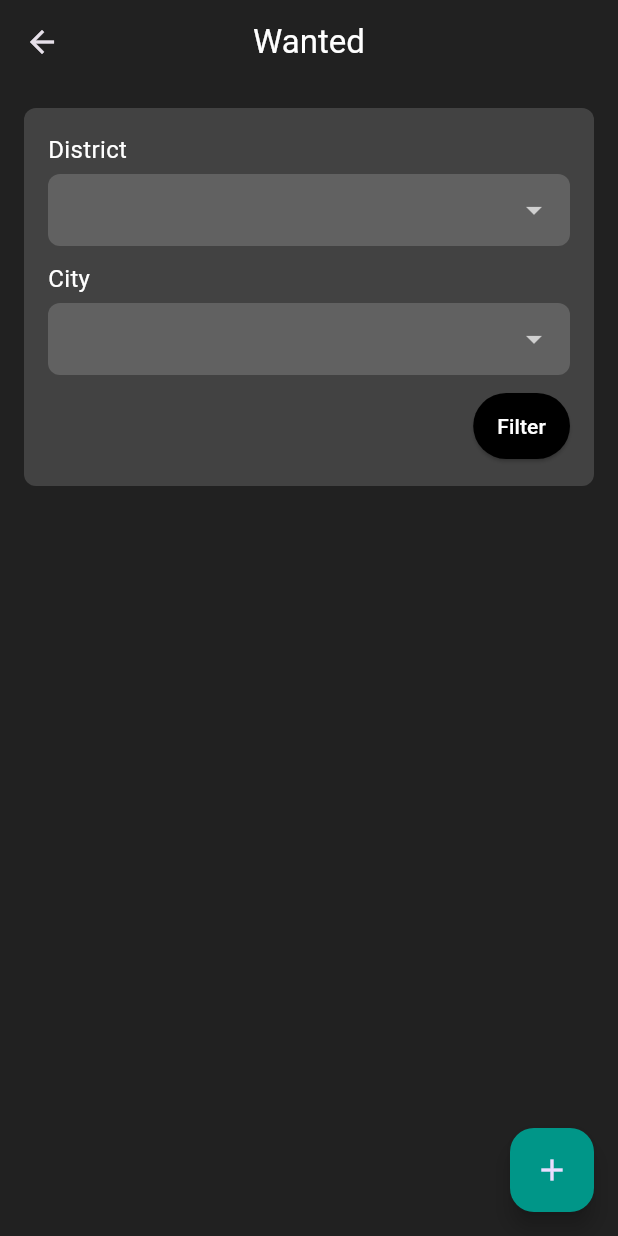
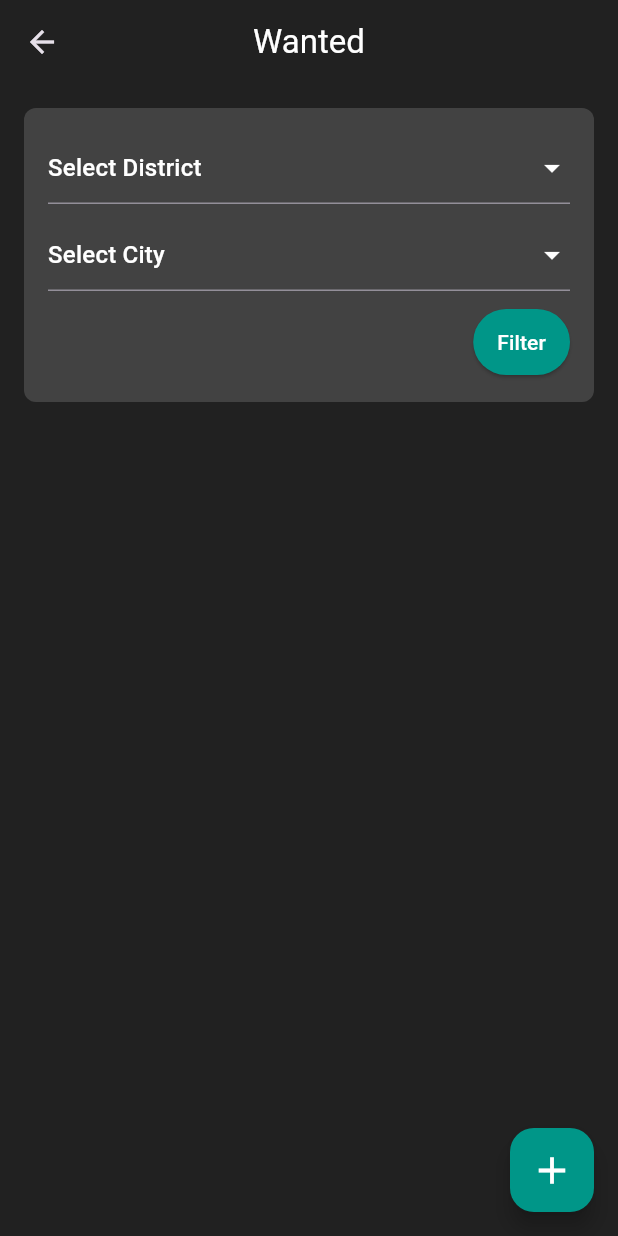
Before and after one commit to Joshuarupasinghe/bio_boost, a Flutter app: the WantedCompanyPage screen opened directly, on a phone screen of 412 x 824 dp. Run offline on Flutter 3.47's test engine with Material 3 defaults, Android fonts, the phone set to English and light mode, and no system bars; our stand-ins replace cloud_firestore, firebase_auth, firebase_core, fluttertoast, image_picker; accounts and stored records are empty.

Commit message:
finished-wanted_company page backend

```diff
--- a/lib/screens/wanted_company.dart
+++ b/lib/screens/wanted_company.dart
@@ -13,6 +13,17 @@ class _WantedCompanyPageState extends State<WantedCompanyPage> {
   final ServiceRequestService _serviceRequestService = ServiceRequestService();
   List<Map<String, dynamic>> _serviceRequests = [];
   bool _isLoading = true;
+
+  // District and City filter data
+  final Map<String, List<String>> districtCities = {
+    "Colombo": ["Colombo", "Dehiwala-Mount Lavinia", "Sri Jayawardenepura Kotte"],
+    "Gampaha": ["Negombo", "Gampaha", "Ja-Ela"],
+    "Kandy": ["Kandy", "Katugastota", "Peradeniya"],
+    "Galle": ["Elpitiya"],
+  };
+
+  String? selectedDistrict;
+  String? selectedCity;
 
   @override
   void initState() {
@@ -31,7 +42,6 @@ class _WantedCompanyPageState extends State<WantedCompanyPage> {
       setState(() {
         _isLoading = false;
       });
-      // Handle error (e.g., show a snackbar)
       ScaffoldMessenger.of(context).showSnackBar(
         SnackBar(content: Text('Failed to load service requests: $e')),
       );
@@ -59,18 +69,36 @@ class _WantedCompanyPageState extends State<WantedCompanyPage> {
           );
         },
         backgroundColor: Colors.teal,
-        child: Icon(Icons.add),
+        child: Icon(Icons.add, color: Colors.white, size: 30),
       ),
-      body:
-          _isLoading
+      body: _isLoading
           ? const Center(child: CircularProgressIndicator())
           : Padding(
               padding: const EdgeInsets.all(16.0),
               child: Column(
                 crossAxisAlignment: CrossAxisAlignment.center,
                 children: [
+                  _buildFilters(),
+                  const SizedBox(height: 20),
+
+                  Expanded(
+                    child: ListView.builder(
+                      itemCount: _filteredServiceRequests().length,
+                      itemBuilder: (context, index) {
+                        return _buildWantedCard(
+                            _filteredServiceRequests()[index]);
+                      },
+                    ),
+                  ),
+                ],
+              ),
+            ),
+    );
+  }
+
   // Filter Section
-                    Container(
+  Widget _buildFilters() {
+    return Container(
       padding: const EdgeInsets.all(16),
       decoration: BoxDecoration(
         color: Colors.grey[800],
@@ -78,18 +106,19 @@ class _WantedCompanyPageState extends State<WantedCompanyPage> {
       ),
       child: Column(
         children: [
-                          _buildDropdown("District"),
+          _buildDistrictDropdown(),
           const SizedBox(height: 10),
-                          _buildDropdown("City"),
+          _buildCityDropdown(),
           const SizedBox(height: 10),
           Align(
             alignment: Alignment.centerRight,
             child: ElevatedButton(
               onPressed: () {
-                                // Add filter logic here
+                setState(() {
+                });
               },
               style: ElevatedButton.styleFrom(
-                                backgroundColor: Colors.black,
+                backgroundColor: Colors.teal,
                 padding: const EdgeInsets.symmetric(
                   horizontal: 16,
                   vertical: 12,
@@ -103,92 +132,99 @@ class _WantedCompanyPageState extends State<WantedCompanyPage> {
           ),
         ],
       ),
-                    ),
-                    const SizedBox(height: 20),
-
-                    // List of Wanted Items
-                    Expanded(
-                      child: ListView.builder(
-                        itemCount: _serviceRequests.length,
-                        itemBuilder: (context, index) {
-                          return _buildWantedCard(_serviceRequests[index]);
-                        },
-                      ),
-                    ),
-                  ],
-                ),
-              ),
     );
   }
 
-  // Function for dropdown fields
-  Widget _buildDropdown(String label) {
-    return Column(
-      crossAxisAlignment: CrossAxisAlignment.start,
-      children: [
-        Text(label, style: const TextStyle(color: Colors.white, fontSize: 16)),
-        const SizedBox(height: 5),
-        Container(
-          padding: const EdgeInsets.symmetric(horizontal: 12),
-          decoration: BoxDecoration(
-            color: Colors.grey[700],
-            borderRadius: BorderRadius.circular(8),
+  Widget _buildDistrictDropdown() {
+    return DropdownButtonFormField<String>(
+      dropdownColor: Colors.grey[800],
+      value: selectedDistrict,
+      hint: const Text(
+        "Select District",
+        style: TextStyle(color: Colors.white),
       ),
-          child: DropdownButtonFormField<String>(
-            dropdownColor: Colors.grey[800],
-            decoration: const InputDecoration(border: InputBorder.none),
-            style: const TextStyle(color: Colors.white),
-            value: null,
-            items:
-                ['Option 1', 'Option 2'].map((option) {
-                  return DropdownMenuItem(value: option, child: Text(option));
-                }).toList(),
+      icon: const Icon(Icons.arrow_drop_down, color: Colors.white),
+      items: districtCities.keys
+          .map((district) =>
+              DropdownMenuItem(value: district, child: Text(district)))
+          .toList(),
       onChanged: (value) {
-              // Handle dropdown selection
+        setState(() {
+          selectedDistrict = value;
+          selectedCity = null;
+        });
       },
-          ),
-        ),
-      ],
     );
   }
 
-  // Function for Wanted Cards
+  Widget _buildCityDropdown() {
+    return DropdownButtonFormField<String>(
+      dropdownColor: Colors.grey[800],
+      value: selectedCity,
+      hint: const Text("Select City", style: TextStyle(color: Colors.white)),
+      icon: const Icon(Icons.arrow_drop_down, color: Colors.white),
+      items: selectedDistrict != null
+          ? districtCities[selectedDistrict]!
+              .map((city) =>
+                  DropdownMenuItem(value: city, child: Text(city)))
+              .toList()
+          : [],
+      onChanged: (value) => setState(() => selectedCity = value),
+    );
+  }
+
+  List<Map<String, dynamic>> _filteredServiceRequests() {
+    return _serviceRequests.where((request) {
+      final location = request['location'] ?? '';
+      final city = request['city'] ?? '';
+      return (selectedDistrict == null || location == selectedDistrict) &&
+          (selectedCity == null || city == selectedCity);
+    }).toList();
+  }
+}
+
   Widget _buildWantedCard(Map<String, dynamic> data) {
     return Container(
       margin: const EdgeInsets.symmetric(vertical: 8),
-      padding: const EdgeInsets.all(12),
+      padding: const EdgeInsets.all(15),
       decoration: BoxDecoration(
         color: Colors.grey[850],
         borderRadius: BorderRadius.circular(8),
       ),
-      child: Row(
-        crossAxisAlignment: CrossAxisAlignment.start,
-        children: [
-          // Profile Image
-          Container(
-            width: 50,
-            height: 50,
-            decoration: const BoxDecoration(
-              shape: BoxShape.circle,
-              color: Colors.black, // Placeholder color
-            ),
-          ),
-          const SizedBox(width: 10),
-
-          // Text Info
-          Expanded(
       child: Column(
         crossAxisAlignment: CrossAxisAlignment.start,
         children: [
+          Column(
+            children: [
               Text(
-                  "Needs ${data['serviceType'] ?? 'Unknown'}",
+                "Needs ${data['serviceType'] ?? '(Agri waste type)'}",
                 style: const TextStyle(
                   fontSize: 16,
                   fontWeight: FontWeight.bold,
                   color: Colors.white,
                 ),
               ),
-                const SizedBox(height: 5),
+            ],
+          ),
+          const SizedBox(height: 8),
+
+          Row(
+            crossAxisAlignment: CrossAxisAlignment.start,
+            children: [
+              Container(
+                width: 60,
+                height: 60,
+                decoration: const BoxDecoration(
+                  shape: BoxShape.circle,
+                  color: Colors.black,
+                ),
+              ),
+              const SizedBox(width: 10),
+
+              Expanded(
+                child: Column(
+                  crossAxisAlignment: CrossAxisAlignment.start,
+                  children: [
                     Text(
                       "Name: ${data['name'] ?? 'N/A'}",
                       style: const TextStyle(color: Colors.white),
@@ -203,16 +239,22 @@ class _WantedCompanyPageState extends State<WantedCompanyPage> {
                     ),
                     Text(
                       data['description'] ?? 'No description provided',
-                  style: const TextStyle(color: Colors.white70),
+                      style: const TextStyle(
+                        color: Color.fromARGB(255, 180, 175, 175),
+                      ),
                     ),
                   ],
                 ),
               ),
 
-          // Call Icon
-          const Icon(Icons.call, color: Colors.white),
+              Column(
+                children: [
+                  const Icon(Icons.call, color: Colors.white, size: 30),
+                ],
+              ),
+            ],
+          ),
         ],
       ),
     );
   }
-}
```
Also changed, not shown: lib/screens/Add_MyServices.dart (+4 -16 lines). Lines whose indentation alone changed are shown as unchanged.
